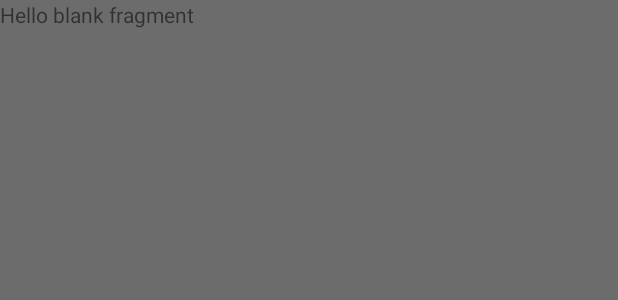
After one commit to joelchan24/proyecto_incidencias, an Android app: the layout fragment_estadisticas.xml on its own in the app's theme, with its tools: preview values and no code run, on a phone screen of 412 x 824 dp. The commit adds this screen. Shown: the top 300 px of the screen. Run offline under Robolectric (Android 15) with nearby library versions, the phone set to English and light mode, and no system bars.

Commit message:
Integración de los layout

```diff
--- a/app/build.gradle
+++ b/app/build.gradle
@@ -24,6 +24,7 @@ dependencies {
     implementation 'com.android.support.constraint:constraint-layout:1.0.2'
     implementation 'com.android.support:design:26.1.0'
     implementation 'com.google.android.gms:play-services-maps:11.8.0'
+    implementation 'com.android.support:support-v4:26.1.0'
     testImplementation 'junit:junit:4.12'
     androidTestImplementation 'com.android.support.test:runner:1.0.1'
     androidTestImplementation 'com.android.support.test.espresso:espresso-core:3.0.1'
--- a/app/src/main/AndroidManifest.xml
+++ b/app/src/main/AndroidManifest.xml
@@ -18,7 +18,7 @@
         android:roundIcon="@mipmap/ic_launcher_round"
         android:supportsRtl="true">
         <activity
-            android:name=".mapas_incidentes"
+            android:name=".MainActivityMenu"
             android:screenOrientation="portrait"
             android:theme="@style/AppTheme">
             <intent-filter>
--- /dev/null
+++ b/app/src/main/res/layout/fragment_estadisticas.xml
@@ -0,0 +1,14 @@
+<FrameLayout xmlns:android="http://schemas.android.com/apk/res/android"
+    xmlns:tools="http://schemas.android.com/tools"
+    android:layout_width="match_parent"
+    android:layout_height="match_parent"
+    android:background="@color/common_google_signin_btn_text_light_focused"
+    tools:context="com.example.joel.proyecto_incidencias.EstadisticasFragment">
+
+    <!-- TODO: Update blank fragment layout -->
+    <TextView
+        android:layout_width="match_parent"
+        android:layout_height="match_parent"
+        android:text="@string/hello_blank_fragment" />
+
+</FrameLayout>
--- a/app/src/main/res/values/strings.xml
+++ b/app/src/main/res/values/strings.xml
@@ -6,4 +6,7 @@
     <string name="title_activity_maps">Map</string>
     <string name="action_settings">Map</string>
 
+    <!-- TODO: Remove or change this placeholder text -->
+    <string name="hello_blank_fragment">Hello blank fragment</string>
+
 </resources>
```
Also changed, not shown: app/src/main/java/com/example/joel/proyecto_incidencias/EstadisticasFragment.java (added, +72 -0 lines), app/src/main/java/com/example/joel/proyecto_incidencias/MainActivityMenu.java (+9 -1 lines), app/src/main/java/com/example/joel/proyecto_incidencias/mapa_puntos_aprovados.java (added, +97 -0 lines), app/src/main/res/layout/app_bar_main_activity_menu.xml (+8 -1 lines), app/src/main/res/layout/fragment_mapa_puntos_aprovados.xml (added, +14 -0 lines).
